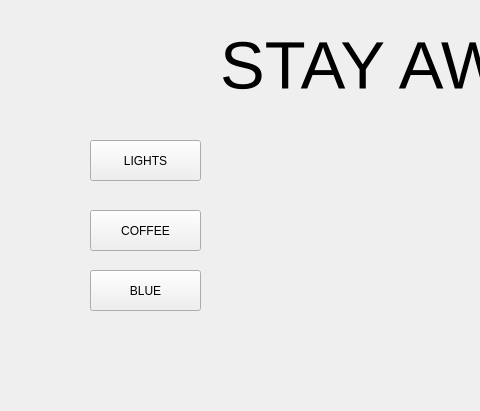
Qt form mainwindow.ui (JMielbrecht-Class-Projects/All-Night-Inator_Team-LeMorse) before a commit; both pictures show x 0 to 480 and y 0 to 411 of the 800 by 600 pixel window.
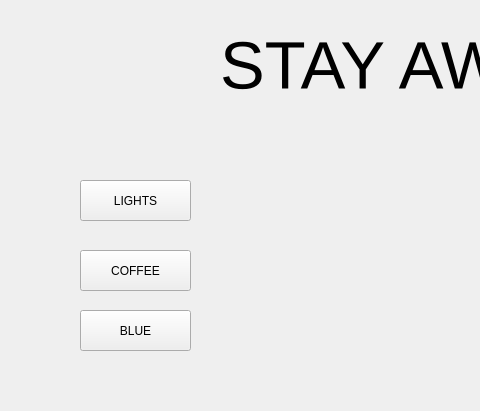
The same form after that commit.

Commit message:
Basic UI Implemented
ALSO: Added QTime private member to keep track of session duration

The edit to the form file:
```diff
--- a/mainwindow.ui
+++ b/mainwindow.ui
@@ -35,8 +35,8 @@
    <widget class="QPushButton" name="coffeeButton">
     <property name="geometry">
      <rect>
-      <x>90</x>
-      <y>210</y>
+      <x>80</x>
+      <y>250</y>
       <width>111</width>
       <height>41</height>
      </rect>
@@ -48,8 +48,8 @@
    <widget class="QPushButton" name="lightButton">
     <property name="geometry">
      <rect>
-      <x>90</x>
-      <y>140</y>
+      <x>80</x>
+      <y>180</y>
       <width>111</width>
       <height>41</height>
      </rect>
@@ -61,8 +61,8 @@
    <widget class="QPushButton" name="blueButton">
     <property name="geometry">
      <rect>
-      <x>90</x>
-      <y>270</y>
+      <x>80</x>
+      <y>310</y>
       <width>111</width>
       <height>41</height>
      </rect>
```
Left out of the diff: 8 changed lines with no effect on the pictures.
